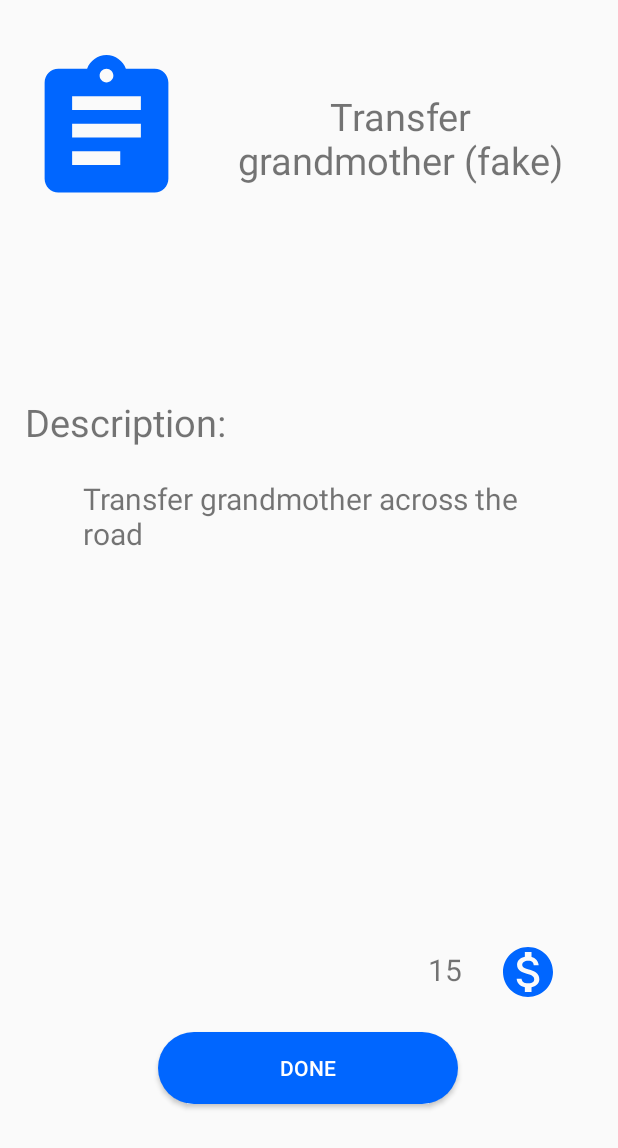
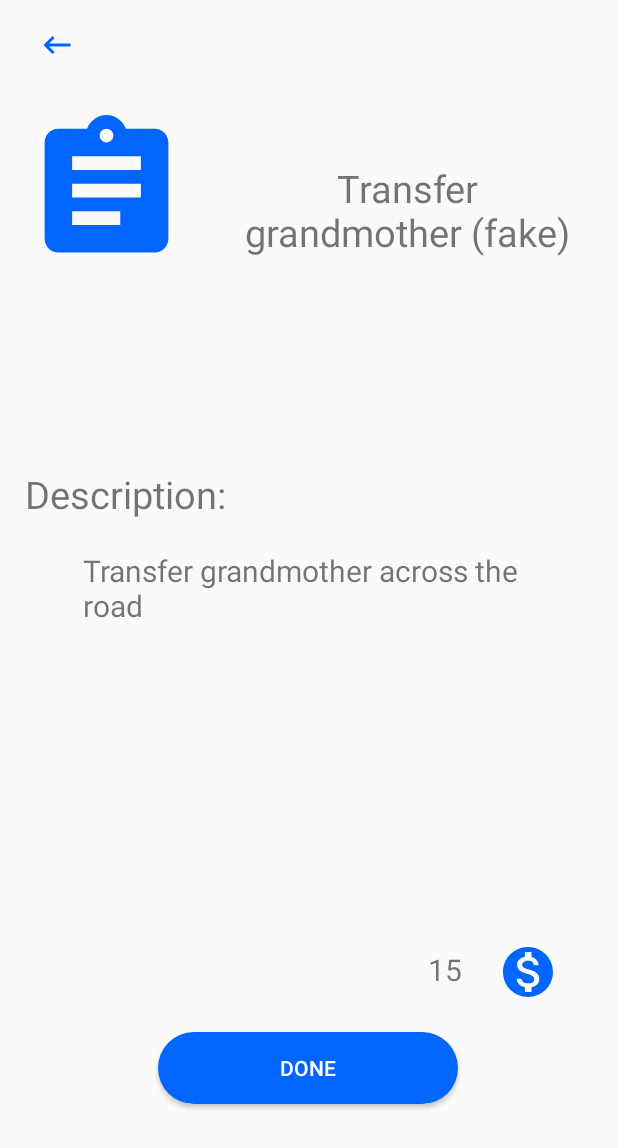
Before and after one commit to postnikovpasha/good_work, an Android app: the HomeActivity screen opened directly, with no data from a screen before it, after a tap on "Transfer grandmother (fake)", on a phone screen of 412 x 824 dp. Shown: the top 1148 px of the screen. Run offline under Robolectric (Android 15) with nearby library versions, the phone set to English and light mode, and no system bars; 1 statement that could not run was skipped.

Commit message:
Баги

```diff
--- a/app/src/main/java/com/example/autapplication/AddActivity.kt
+++ b/app/src/main/java/com/example/autapplication/AddActivity.kt
@@ -25,8 +25,7 @@ class AddActivity : AppCompatActivity() {
 
 
         btnBack.setOnClickListener {
-            val intent = Intent(this, HomeActivity::class.java)
-            startActivity(intent)
+            finish()
         }
 
 
--- a/app/src/main/java/com/example/autapplication/LookActivity.kt
+++ b/app/src/main/java/com/example/autapplication/LookActivity.kt
@@ -10,7 +10,7 @@ import com.example.autapplication.works.HomeActivity
 import kotlinx.android.synthetic.main.activity_look.*
 import android.view.animation.AccelerateDecelerateInterpolator
 import android.support.v4.view.ViewCompat
-
+import kotlinx.android.synthetic.main.activity_add.*
 
 
 class LookActivity : AppCompatActivity() {
@@ -19,11 +19,16 @@ class LookActivity : AppCompatActivity() {
         super.onCreate(savedInstanceState)
         setContentView(R.layout.activity_look)
 
+
         val arguments = intent.extras ?: return
 
         titleTextView.text = arguments.getString("title")
         descriptionTextView.text = arguments.getString("description")
         coinsTextView.text = arguments.getString("coins")
+
+        btnBack2.setOnClickListener {
+            finish()
+        }
 
         btnDone.setOnClickListener {
             Toast.makeText(this, "Error: Unable connect to server",Toast.LENGTH_SHORT).show()
--- a/app/src/main/java/com/example/autapplication/ProfileFragment.kt
+++ b/app/src/main/java/com/example/autapplication/ProfileFragment.kt
@@ -39,7 +39,7 @@ class ProfileFragment : Fragment(), CoinsView{
     }
 
     override fun showCoins(coins: Int) {
-        coinsSum.text = coins.toString()
+        coinsSum?.text = coins.toString()
     }
 
     override fun showMessage(message: String) {
--- a/app/src/main/java/com/example/autapplication/works/HomeActivity.kt
+++ b/app/src/main/java/com/example/autapplication/works/HomeActivity.kt
@@ -3,6 +3,7 @@ package com.example.autapplication.works
 import android.os.Bundle
 import android.support.v4.app.Fragment
 import android.support.v7.app.AppCompatActivity
+import android.widget.Toast
 import com.example.autapplication.HomeFragment
 import com.example.autapplication.R
 import com.example.autapplication.ProfileFragment
@@ -22,23 +23,45 @@ class HomeActivity : AppCompatActivity() {
 
 
         navigation.setOnNavigationItemSelectedListener {
+            val fragment = supportFragmentManager.findFragmentById(R.id.container)
+
             when (it.itemId) {
                 R.id.action_search -> {
+                    if (fragment !is HomeFragment) {
+                        val homeFragment = HomeFragment.newInstance()
+                        openFragment(homeFragment)
+                    }
 
-                    val homeFragment = HomeFragment.newInstance()
-                    openFragment(homeFragment)
                     true
                 }
+
                 R.id.action_settings -> {
-                    val setFragment = ProfileFragment.newInstance()
-                    openFragment(setFragment)
+                    if (fragment !is ProfileFragment) {
+                        val setFragment = ProfileFragment.newInstance()
+                        openFragment(setFragment)
+                    }
+
                     true
                 }
+
                 else -> false
             }
         }
 
+        supportFragmentManager.addOnBackStackChangedListener {
+            val fragment = supportFragmentManager.findFragmentById(R.id.container)
 
+            navigation.selectedItemId = when(fragment) {
+                is HomeFragment ->  R.id.action_search
+                is ProfileFragment -> R.id.action_settings
+                else -> -1
+            }
+        }
+    }
+
+    override fun onRestart() {
+        super.onRestart()
+        Toast.makeText(this,"Restart",Toast.LENGTH_SHORT).show()
     }
 
     private fun openFragment(fragment: Fragment) {
@@ -48,5 +71,11 @@ class HomeActivity : AppCompatActivity() {
                 .commit()
     }
 
-
+    override fun onBackPressed() {
+        if (supportFragmentManager.backStackEntryCount == 1) {
+            finish()
+        } else {
+            super.onBackPressed()
+        }
+    }
 }
--- a/app/src/main/res/layout/activity_look.xml
+++ b/app/src/main/res/layout/activity_look.xml
@@ -5,6 +5,23 @@
                                              android:layout_width="match_parent"
                                              android:layout_height="match_parent"
                                              tools:context="com.example.autapplication.LookActivity">
+
+    <android.support.v7.widget.Toolbar
+            android:id="@+id/toolbar"
+            android:layout_width="match_parent"
+            android:layout_height="wrap_content"
+            app:layout_constraintTop_toTopOf="parent"
+            style="@style/Toolbar" tools:layout_editor_absoluteY="0dp"
+            tools:layout_editor_absoluteX="0dp"/>
+
+    <ImageButton
+            android:id="@+id/btnBack2"
+            android:layout_width="60dp"
+            android:layout_height="60dp"
+            app:layout_constraintTop_toTopOf="parent"
+            android:background="@null"
+            app:srcCompat="@drawable/ic_keyboard_backspace_black_24dp"
+            app:layout_constraintStart_toStartOf="parent" android:layout_marginStart="8dp"/>
 
     <ImageView
             android:id="@+id/doneImageView"
@@ -25,7 +42,7 @@
             android:layout_width="110dp"
             android:layout_height="110dp"
             app:srcCompat="@drawable/ic_assignment_black_24dp"
-            android:layout_marginTop="32dp"
+            android:layout_marginTop="72dp"
             app:layout_constraintTop_toTopOf="parent" app:layout_constraintStart_toStartOf="parent"
             android:layout_marginStart="16dp" android:id="@+id/imageView3"/>
 
@@ -37,10 +54,10 @@
             android:textAlignment="center"
             android:backgroundTint="#0066ff"
             android:textSize="25dp"
-            android:layout_marginTop="60dp"
+            android:layout_marginTop="108dp"
             app:layout_constraintTop_toTopOf="parent" android:layout_marginEnd="8dp"
             app:layout_constraintEnd_toEndOf="parent" app:layout_constraintStart_toEndOf="@+id/imageView3"
-            android:layout_marginStart="8dp" app:layout_constraintHorizontal_bias="0.448"/>
+            android:layout_marginStart="8dp" app:layout_constraintHorizontal_bias="0.551"/>
 
     <TextView
             android:layout_width="300dp"
--- a/app/src/main/res/layout/fragment_profile.xml
+++ b/app/src/main/res/layout/fragment_profile.xml
@@ -53,7 +53,7 @@
             android:layout_marginStart="180dp"
             android:layout_marginTop="12dp"
             android:layout_marginEnd="8dp"
-            android:text="80"
+            android:text="-"
             android:textSize="30sp"
             app:layout_constraintEnd_toStartOf="@+id/imageView"
             app:layout_constraintHorizontal_bias="1.0"
```
